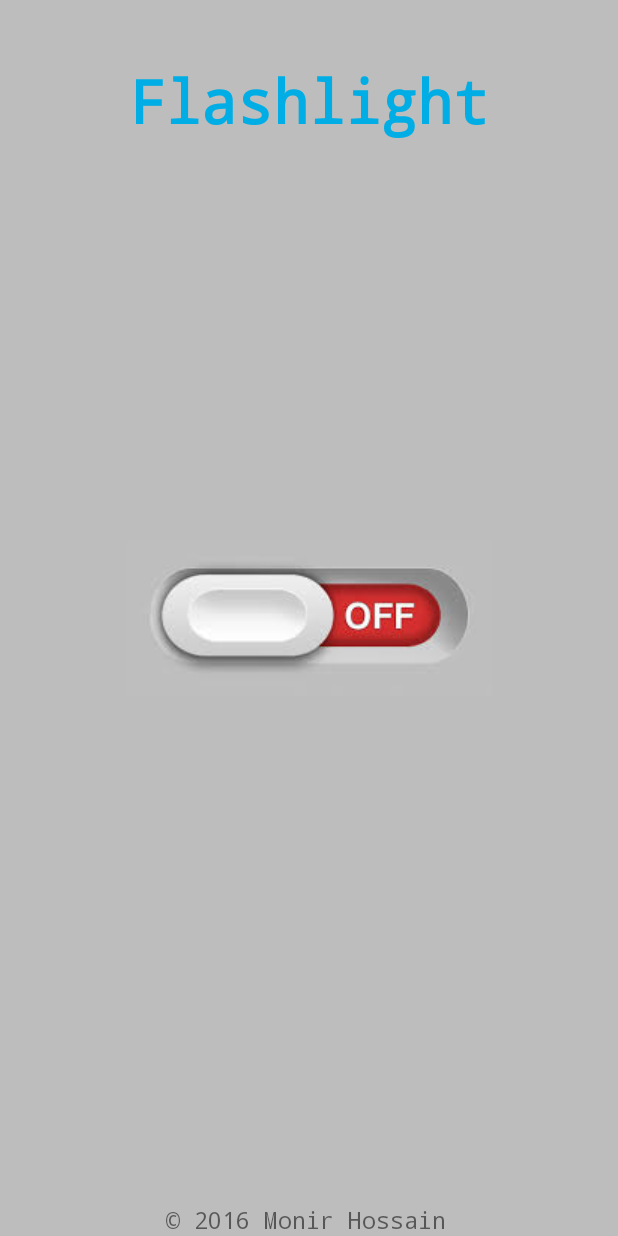
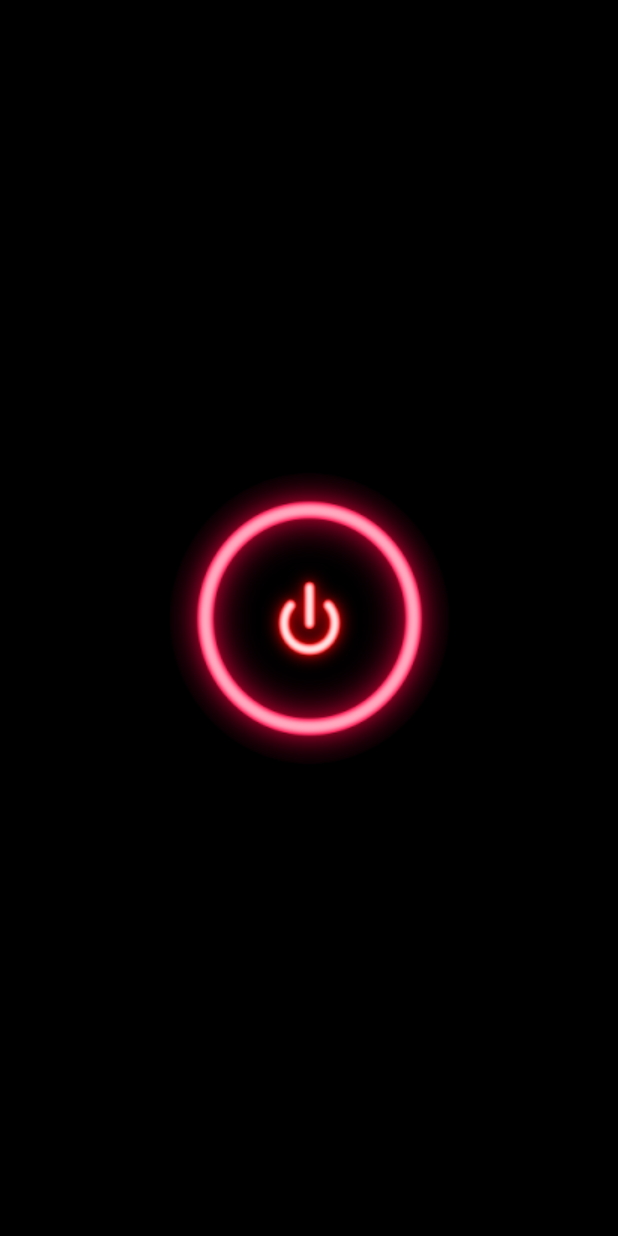
Before and after one commit to mknishad/flashlight, an Android app: the screen it shows after launch (MainActivity), on a phone screen of 412 x 824 dp. Run offline under Robolectric (Android 15) with nearby library versions, the phone set to English and light mode, and no system bars.

Commit message:
Change UI and Icon

```diff
--- a/app/build.gradle
+++ b/app/build.gradle
@@ -1,8 +1,8 @@
 apply plugin: 'com.android.application'
 
 android {
-    compileSdkVersion 23
-    buildToolsVersion "23.0.3"
+    compileSdkVersion 25
+    buildToolsVersion "25.0.2"
 
     defaultConfig {
         applicationId "com.example.nishad.flashlight"
@@ -22,5 +22,5 @@ android {
 dependencies {
     compile fileTree(dir: 'libs', include: ['*.jar'])
     testCompile 'junit:junit:4.12'
-    compile 'com.android.support:appcompat-v7:23.4.0'
+    compile 'com.android.support:appcompat-v7:25.2.0'
 }
--- a/app/src/main/java/com/example/nishad/flashlight/MainActivity.java
+++ b/app/src/main/java/com/example/nishad/flashlight/MainActivity.java
@@ -3,10 +3,12 @@ package com.example.nishad.flashlight;
 import android.content.DialogInterface;
 import android.content.pm.PackageManager;
 import android.hardware.Camera;
+import android.os.Bundle;
 import android.support.v7.app.AlertDialog;
 import android.support.v7.app.AppCompatActivity;
-import android.os.Bundle;
 import android.view.View;
+import android.view.Window;
+import android.view.WindowManager;
 import android.widget.ImageButton;
 
 public class MainActivity extends AppCompatActivity {
@@ -20,6 +22,10 @@ public class MainActivity extends AppCompatActivity {
     @Override
     protected void onCreate(Bundle savedInstanceState) {
         super.onCreate(savedInstanceState);
+        // remove title
+        requestWindowFeature(Window.FEATURE_NO_TITLE);
+        getWindow().setFlags(WindowManager.LayoutParams.FLAG_FULLSCREEN,
+                WindowManager.LayoutParams.FLAG_FULLSCREEN);
         setContentView(R.layout.activity_main);
 
         imageButton = (ImageButton) findViewById(R.id.imageButton);
--- a/app/src/main/res/layout/activity_main.xml
+++ b/app/src/main/res/layout/activity_main.xml
@@ -3,37 +3,15 @@
     xmlns:tools="http://schemas.android.com/tools"
     android:layout_width="match_parent"
     android:layout_height="match_parent"
-    android:background="@color/colorBackground"
     tools:context="com.example.nishad.flashlight.MainActivity">
-
-    <TextView
-        android:layout_width="match_parent"
-        android:layout_height="wrap_content"
-        android:text="@string/flashlight"
-        android:textSize="40sp"
-        android:typeface="monospace"
-        android:textColor="#00AEE5"
-        android:gravity="center"
-        android:textStyle="bold"
-        android:layout_marginTop="40dp"/>
 
     <ImageButton
         android:id="@+id/imageButton"
         android:layout_width="match_parent"
-        android:layout_height="wrap_content"
+        android:layout_height="match_parent"
         android:src="@drawable/off"
         android:layout_centerVertical="true"
         android:scaleType="center"
         android:background="@color/colorBackground"/>
 
-    <TextView
-        android:layout_width="match_parent"
-        android:layout_height="wrap_content"
-        android:text="@string/monir_hossain"
-        android:typeface="monospace"
-        android:textSize="15sp"
-        android:paddingRight="3dp"
-        android:gravity="center"
-        android:layout_alignParentBottom="true"/>
-
 </RelativeLayout>
--- a/app/src/main/res/values/colors.xml
+++ b/app/src/main/res/values/colors.xml
@@ -3,5 +3,5 @@
     <color name="colorPrimary">#3F51B5</color>
     <color name="colorPrimaryDark">#303F9F</color>
     <color name="colorAccent">#FF4081</color>
-    <color name="colorBackground">#BDBDBD</color>
+    <color name="colorBackground">#000000</color>
 </resources>
--- a/build.gradle
+++ b/build.gradle
@@ -5,7 +5,7 @@ buildscript {
         jcenter()
     }
     dependencies {
-        classpath 'com.android.tools.build:gradle:2.1.2'
+        classpath 'com.android.tools.build:gradle:2.3.1'
 
         // NOTE: Do not place your application dependencies here; they belong
         // in the individual module build.gradle files
```
Also changed, not shown: app/src/main/ic_launcher-web.png (added), app/src/main/res/drawable/off.png, app/src/main/res/drawable/on.png, app/src/main/res/mipmap-hdpi/ic_flash.png, app/src/main/res/mipmap-hdpi/ic_launcher.png (deleted), app/src/main/res/mipmap-mdpi/ic_flash.png, app/src/main/res/mipmap-mdpi/ic_launcher.png (deleted), app/src/main/res/mipmap-xhdpi/ic_flash.png, app/src/main/res/mipmap-xhdpi/ic_launcher.png (deleted), app/src/main/res/mipmap-xxhdpi/ic_flash.png, app/src/main/res/mipmap-xxhdpi/ic_launcher.png (deleted), app/src/main/res/mipmap-xxxhdpi/ic_flash.png, app/src/main/res/mipmap-xxxhdpi/ic_launcher.png (deleted), gradle/wrapper/gradle-wrapper.properties.
